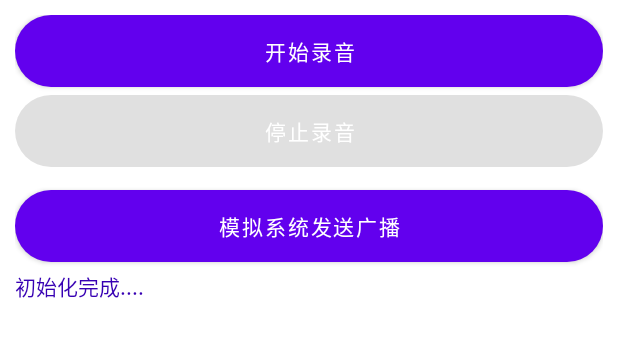
After one commit to yhsh/PlayPcmAndRecordPcm, an Android app: the layout activity_ksong_write_read.xml on its own in the app's theme, with its tools: preview values and no code run, on a phone screen of 412 x 824 dp. The commit adds this screen. Shown: the top 337 px of the screen. Run offline under Robolectric (Android 15) with nearby library versions, the phone set to English and light mode, and no system bars.

Commit message:
更改了部分页面

```diff
--- a/app/src/main/AndroidManifest.xml
+++ b/app/src/main/AndroidManifest.xml
@@ -23,7 +23,7 @@
         </activity>
         <activity android:name=".KSongMainActivity" />
         <activity android:name=".Pcm16MainActivity" />
-        <activity android:name=".KSongWriteReadMainActivity" />
+        <activity android:name=".KSongWriteReadActivity" />
     </application>
 
 </manifest>
--- a/app/src/main/java/com/yhsh/recordpcm/HomeActivity.java
+++ b/app/src/main/java/com/yhsh/recordpcm/HomeActivity.java
@@ -19,7 +19,7 @@ public class HomeActivity extends AppCompatActivity {
 
 
     public void kSongWriteRead(View view) {
-        startActivity(new Intent(this, KSongWriteReadMainActivity.class));
+        startActivity(new Intent(this, KSongWriteReadActivity.class));
     }
 
     public void kSong(View view) {
--- /dev/null
+++ b/app/src/main/res/layout/activity_ksong_write_read.xml
@@ -0,0 +1,52 @@
+<?xml version="1.0" encoding="utf-8"?>
+<LinearLayout xmlns:android="http://schemas.android.com/apk/res/android"
+    android:layout_width="match_parent"
+    android:layout_height="match_parent"
+    android:orientation="vertical"
+    android:padding="10dp">
+
+    <Button
+        android:id="@+id/startAudio"
+        android:layout_width="match_parent"
+        android:layout_height="wrap_content"
+        android:background="@drawable/button_bg"
+        android:text="开始录音"
+        android:textColor="@android:color/white" />
+
+    <Button
+        android:id="@+id/stopAudio"
+        android:layout_width="match_parent"
+        android:layout_height="wrap_content"
+        android:layout_marginTop="5dp"
+        android:layout_marginBottom="10dp"
+        android:background="@drawable/button_bg"
+        android:enabled="false"
+        android:text="停止录音"
+        android:textColor="@android:color/white" />
+
+    <Button
+        android:id="@+id/bt_send_action"
+        android:layout_width="match_parent"
+        android:layout_height="wrap_content"
+        android:layout_marginTop="5dp"
+        android:background="@drawable/button_bg"
+        android:text="模拟系统发送广播" />
+
+    <ScrollView
+        android:id="@+id/mScrollView"
+        android:layout_width="match_parent"
+        android:layout_height="0dp"
+        android:layout_marginTop="5dp"
+        android:layout_weight="1">
+
+        <TextView
+            android:id="@+id/tv_audio_succeess"
+            android:layout_width="wrap_content"
+            android:layout_height="wrap_content"
+            android:text="初始化完成...."
+            android:textColor="@color/purple_700" />
+
+    </ScrollView>
+
+
+</LinearLayout>
```
Also changed, not shown: app/src/main/java/com/yhsh/recordpcm/KSongWriteReadActivity.java (renamed from app/src/main/java/com/yhsh/recordpcm/KSongWriteReadMainActivity.java, +6 -52 lines), app/src/main/java/com/yhsh/recordpcm/PlayByteManagerUtil.java (+1 -42 lines).
